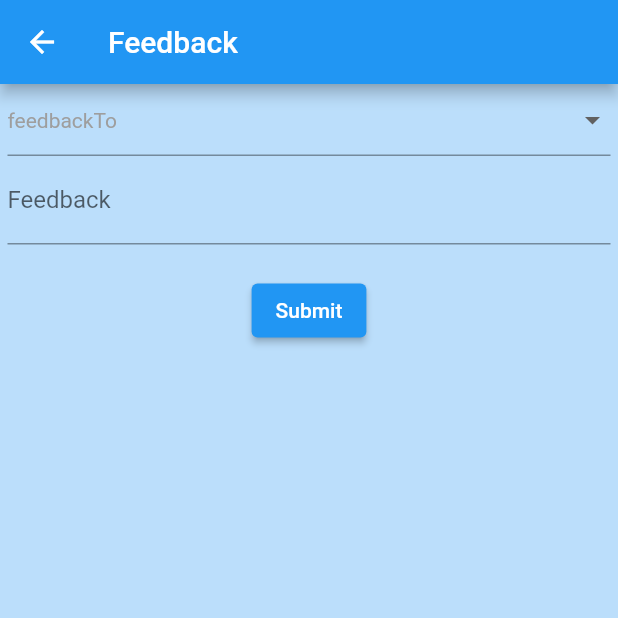
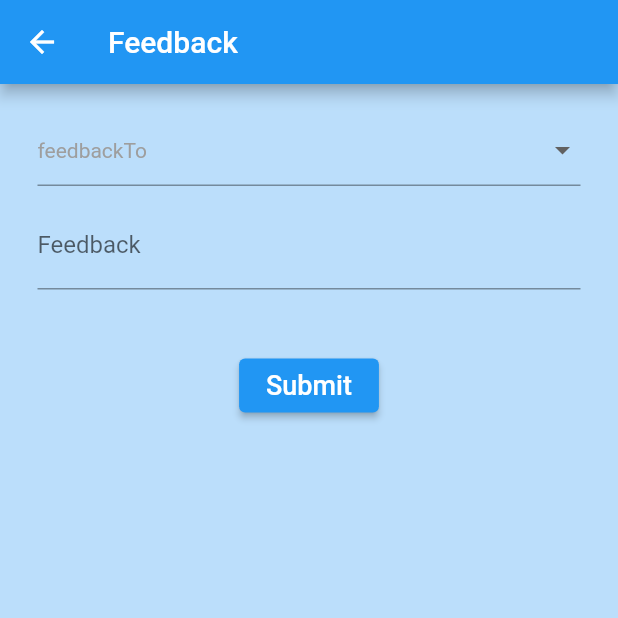
Before and after one commit to WebOps-and-Blockchain-Club/clinsti-mobile-client, a Flutter app: the FeedbackScreen screen opened directly, on a phone screen of 412 x 824 dp, the top half of it. Run offline on Flutter 3.47's test engine with Material 2 defaults, Android fonts, the light colour scheme and no system bars; our stand-ins replace fluttertoast, shared_preferences; missing offline and left inert: multi_image_picker; accounts and stored records are empty.

Commit message:
Updated Feedback and ResolveComplaint

```diff
--- a/lib/models/complaint.dart
+++ b/lib/models/complaint.dart
@@ -3,7 +3,7 @@ class Complaint {
   final String description;
   final String location;
   final String timestamp;
-  final String status;
+  String status;
   final List<String> imageUrl;
   String fbReview;
   int fbRating;
--- a/lib/screens/HomeScreen/Feedback/main.dart
+++ b/lib/screens/HomeScreen/Feedback/main.dart
@@ -22,7 +22,12 @@ class _FeedbackScreenState extends State<FeedbackScreen> {
         child: Form(
           key: _formKey,
           child: ListView(
+
+            padding: const EdgeInsets.symmetric(horizontal: 20.0),
             children: [
+              SizedBox(
+                height: 20,
+              ),
               DropdownButtonFormField(
                 hint: Text(
                   'feedbackTo',
@@ -48,9 +53,10 @@ class _FeedbackScreenState extends State<FeedbackScreen> {
                 }).toList(),
                 validator: (val) => val == null ? 'Please select' : null,
               ),
-              Padding(
-                padding: const EdgeInsets.only(bottom: 20.0),
-                child: TextFormField(
+              SizedBox(
+                height: 10,
+              ),
+              TextFormField(
                 decoration: InputDecoration(
                   labelText: 'Feedback',
                 ),
@@ -59,6 +65,8 @@ class _FeedbackScreenState extends State<FeedbackScreen> {
                 validator: (val) =>
                     val.length < 10 ? 'Please write few more' : null,
               ),
+              SizedBox(
+                height: 40,
               ),
               Center(
                   child: ElevatedButton(
@@ -67,7 +75,10 @@ class _FeedbackScreenState extends State<FeedbackScreen> {
                           Navigator.pop(context);
                         }
                       },
-                      child: Text('Submit')))
+                      child: Padding(
+                        padding: const EdgeInsets.all(2.0),
+                        child: Text('Submit', style: TextStyle(fontSize: 18),),
+                      )))
             ],
           ),
         ),
```
Also changed, not shown: lib/screens/HomeScreen/ShowComplaint/main.dart (+5 -4 lines), lib/screens/HomeScreen/ShowComplaint/resolveComplaintScreen.dart (+42 -42 lines). Lines whose indentation alone changed are shown as unchanged.
